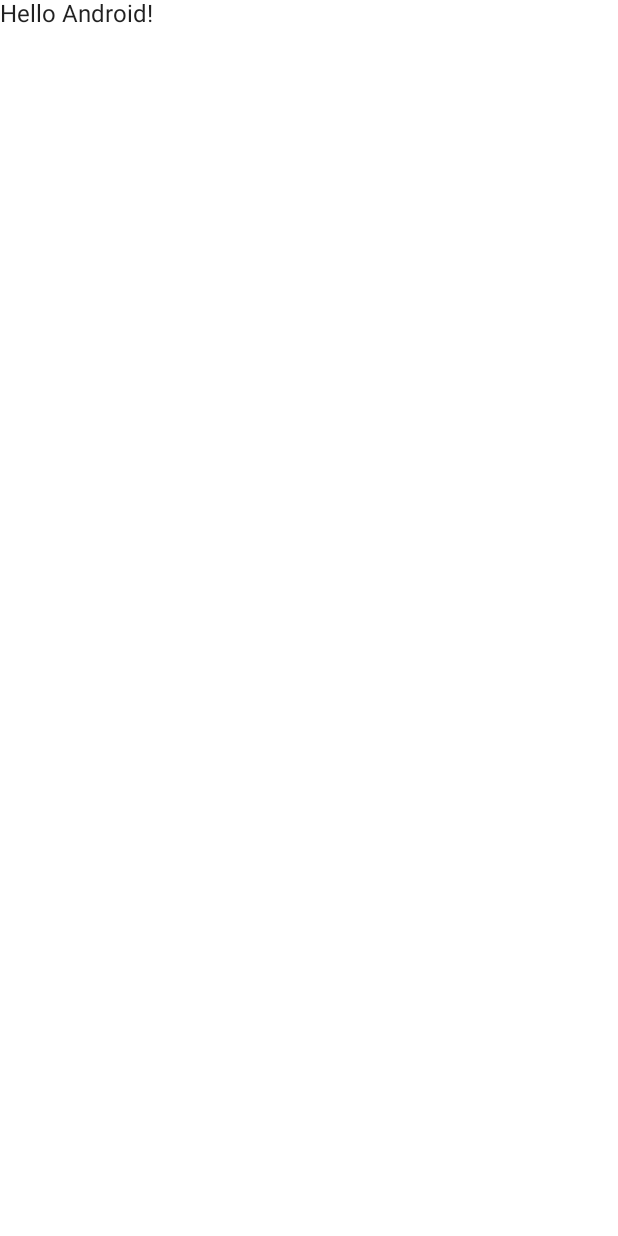
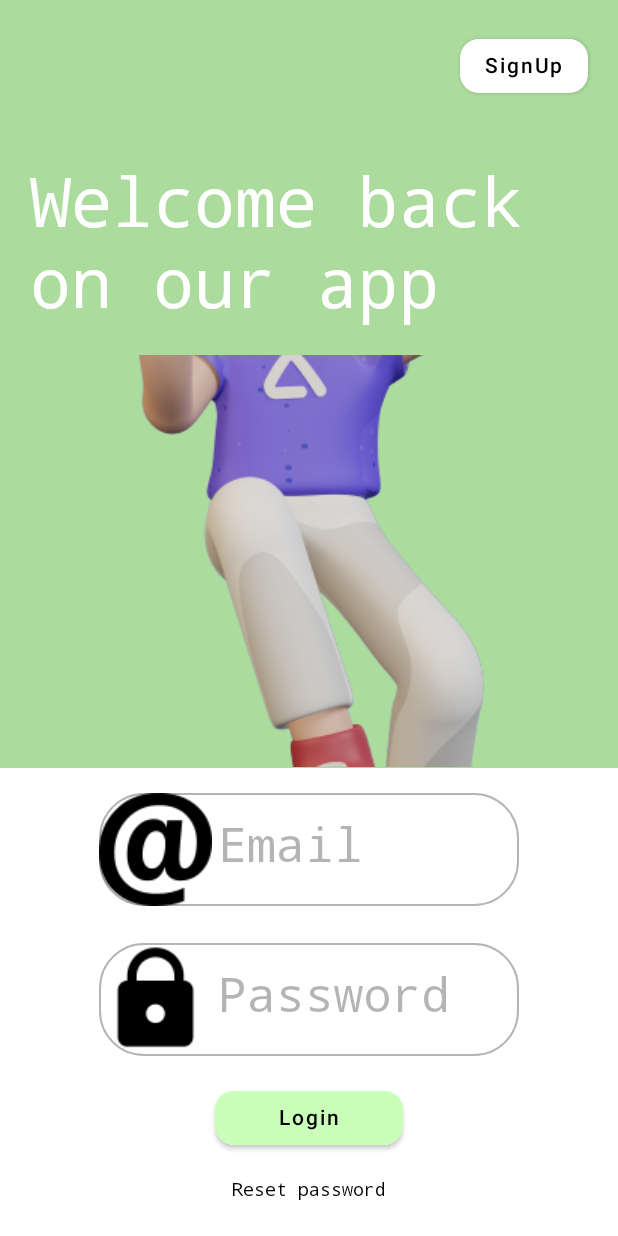
Before and after one commit to ledoux25/TCHAFA_KOTLIN, an Android app built with Jetpack Compose: the screen it shows after launch (MainActivity), on a phone screen of 412 x 824 dp. Before the commit the screen is almost empty. Run offline under Robolectric (Android 15) with nearby library versions, the phone set to English and light mode, and no system bars.

Commit message:
Login and SignUp Screens

```diff
--- a/app/build.gradle
+++ b/app/build.gradle
@@ -60,4 +60,9 @@ dependencies {
     androidTestImplementation "androidx.compose.ui:ui-test-junit4:$compose_ui_version"
     debugImplementation "androidx.compose.ui:ui-tooling:$compose_ui_version"
     debugImplementation "androidx.compose.ui:ui-test-manifest:$compose_ui_version"
+
+
+    def nav_version = "2.5.3"
+
+    implementation("androidx.navigation:navigation-compose:$nav_version")
 }
--- a/app/src/main/AndroidManifest.xml
+++ b/app/src/main/AndroidManifest.xml
@@ -13,6 +13,7 @@
         tools:targetApi="31">
         <activity
             android:name=".MainActivity"
+            android:windowSoftInputMode="adjustResize"
             android:exported="true"
             android:label="@string/app_name"
             android:theme="@style/Theme.TCHAFA">
--- a/app/src/main/java/com/example/tchafa/MainActivity.kt
+++ b/app/src/main/java/com/example/tchafa/MainActivity.kt
@@ -1,28 +1,46 @@
 package com.example.tchafa
 
 import android.os.Bundle
+import android.view.WindowManager
 import androidx.activity.ComponentActivity
 import androidx.activity.compose.setContent
 import androidx.compose.foundation.layout.fillMaxSize
+import androidx.compose.foundation.rememberScrollState
+import androidx.compose.foundation.verticalScroll
 import androidx.compose.material.MaterialTheme
 import androidx.compose.material.Surface
 import androidx.compose.material.Text
 import androidx.compose.runtime.Composable
+import androidx.compose.runtime.LaunchedEffect
 import androidx.compose.ui.Modifier
 import androidx.compose.ui.tooling.preview.Preview
+import com.example.tchafa.components.rememberImeState
+import com.example.tchafa.start.LoginScreen
+import com.example.tchafa.start.SignupScreen
 import com.example.tchafa.ui.theme.TCHAFATheme
 
 class MainActivity : ComponentActivity() {
     override fun onCreate(savedInstanceState: Bundle?) {
         super.onCreate(savedInstanceState)
+
         setContent {
             TCHAFATheme {
+                val imeState = rememberImeState()
+                val scrollState = rememberScrollState()
+
+                LaunchedEffect(key1 = imeState.value){
+                    if(imeState.value){
+                        scrollState.scrollTo(scrollState.maxValue)
+                    }
+                }
                 // A surface container using the 'background' color from the theme
                 Surface(
-                    modifier = Modifier.fillMaxSize(),
+                    modifier = Modifier
+                        .fillMaxSize()
+                        .verticalScroll(scrollState),
                     color = MaterialTheme.colors.background
                 ) {
-                    Greeting("Android")
+                    LoginScreen()
                 }
             }
         }
@@ -38,6 +56,6 @@ fun Greeting(name: String) {
 @Composable
 fun DefaultPreview() {
     TCHAFATheme {
-        Greeting("Android")
+        LoginScreen()
     }
 }
--- /dev/null
+++ b/app/src/main/java/com/example/tchafa/components/imeListener.kt
@@ -0,0 +1,30 @@
+package com.example.tchafa.components
+
+import android.view.ViewTreeObserver
+import android.view.WindowInsets
+import androidx.compose.runtime.*
+import androidx.compose.ui.platform.LocalView
+import androidx.core.view.ViewCompat
+import androidx.core.view.WindowInsetsCompat
+
+@Composable
+fun rememberImeState(): State<Boolean> {
+    val imeState = remember {
+        mutableStateOf(false)
+    }
+
+    val view = LocalView.current
+    DisposableEffect(view){
+        val listener = ViewTreeObserver.OnGlobalLayoutListener {
+            val isKeyboardOpen =  ViewCompat.getRootWindowInsets(view)
+                ?.isVisible(WindowInsetsCompat.Type.ime()) ?: true
+            imeState.value = isKeyboardOpen
+        }
+
+        view.viewTreeObserver.addOnGlobalLayoutListener(listener)
+        onDispose {
+            view.viewTreeObserver.removeOnGlobalLayoutListener(listener)
+        }
+    }
+    return imeState
+}
--- /dev/null
+++ b/app/src/main/java/com/example/tchafa/start/Login.kt
@@ -0,0 +1,145 @@
+package com.example.tchafa.start
+
+
+import android.media.Image
+import androidx.compose.foundation.*
+import androidx.compose.foundation.layout.*
+import androidx.compose.foundation.lazy.LazyColumn
+import androidx.compose.foundation.shape.RoundedCornerShape
+import androidx.compose.material.*
+import androidx.compose.runtime.*
+import androidx.compose.ui.Alignment
+import androidx.compose.ui.Modifier
+import androidx.compose.ui.graphics.Color
+import androidx.compose.ui.layout.ContentScale
+import androidx.compose.ui.platform.LocalConfiguration
+import androidx.compose.ui.res.painterResource
+import androidx.compose.ui.text.TextStyle
+import androidx.compose.ui.text.font.FontFamily
+import androidx.compose.ui.text.font.FontWeight
+import androidx.compose.ui.tooling.preview.Preview
+import androidx.compose.ui.unit.dp
+import androidx.compose.ui.unit.sp
+import com.example.tchafa.R
+import com.example.tchafa.components.rememberImeState
+import com.example.tchafa.ui.theme.*
+
+@Composable
+fun LoginScreen()
+{
+    val imeState = rememberImeState()
+    val scrollState = rememberScrollState()
+
+    LaunchedEffect(key1 = imeState.value){
+        if(imeState.value){
+            scrollState.scrollTo(scrollState.maxValue)
+        }
+    }
+
+    val configuration = LocalConfiguration.current
+
+    val screenHeight = configuration.screenHeightDp.dp
+    val screenWidth = configuration.screenWidthDp.dp
+   Column(
+        modifier = Modifier
+            .fillMaxSize()
+            .background(color = BackgroundGreen),
+        verticalArrangement = Arrangement.SpaceBetween,
+    ){
+        Row(
+            Modifier.fillMaxWidth(),
+            horizontalArrangement = Arrangement.End
+        ){
+            Button(
+                onClick = {},
+                colors = ButtonDefaults.buttonColors(backgroundColor = White),
+                shape = RoundedCornerShape(35),
+                modifier = Modifier
+                    .width(125.dp)
+                    .padding(20.dp)
+            ) {
+                Text(text = "SignUp", color = Color.Black)
+            }
+        }
+        Box(modifier = Modifier.fillMaxWidth() ){
+            Text(text = "Welcome back on our app",
+                fontWeight = FontWeight.Medium,
+                fontFamily = FontFamily.Monospace,
+                fontSize = 46.sp,
+                color = White,
+                modifier = Modifier.padding(20.dp)
+            )
+        }
+        Row(Modifier.fillMaxWidth(), horizontalArrangement = Arrangement.End) {
+            Image(
+                painter = painterResource(id = R.drawable.login),
+                contentDescription = "",
+                contentScale = ContentScale.Crop,
+                modifier = Modifier.height(screenHeight / 3))
+        }
+        Column(
+            Modifier
+                .background(White)
+                .fillMaxWidth()
+                .height(screenHeight - (screenHeight / 2) - 100.dp),
+            verticalArrangement = Arrangement.SpaceAround,
+            horizontalAlignment = Alignment.CenterHorizontally
+        ){
+            var email by remember {
+                mutableStateOf("")
+            }
+            var password by remember {
+                mutableStateOf("")
+            }
+            OutlinedTextField(
+                value = email,
+                onValueChange = { newText ->
+                    email = newText
+                },
+                shape = RoundedCornerShape(30.dp),
+                label = { Text(text = "Email", color = LightBlack) },
+                leadingIcon = { androidx.compose.foundation.Image(
+                    painter = painterResource(id = R.drawable.email),
+                    contentDescription = "Email adrees"
+                )},
+                textStyle = TextStyle(color = Color.Black, fontSize = 22.sp, fontFamily = FontFamily.Monospace),
+                colors = TextFieldDefaults.outlinedTextFieldColors(
+                    focusedBorderColor = ComponentGreen,
+                    unfocusedBorderColor = LightBlack)
+            )
+            OutlinedTextField(
+                value = password,
+                onValueChange = { newText ->
+                    password = newText
+                },
+                leadingIcon ={androidx.compose.foundation.Image(
+                    painter = painterResource(id = R.drawable.password), contentDescription = "PassWord")},
+                shape = RoundedCornerShape(30.dp),
+                label = { Text(text = "Password", color = LightBlack) },
+                textStyle = TextStyle(color = Color.Black, fontSize = 22.sp, fontFamily = FontFamily.Monospace),
+                colors = TextFieldDefaults.outlinedTextFieldColors(
+                    focusedBorderColor = ComponentGreen,
+                    unfocusedBorderColor = LightBlack)
+            )
+            Button(
+                onClick = {},
+                colors = ButtonDefaults.buttonColors(backgroundColor = ComponentGreen),
+                shape = RoundedCornerShape(35),
+                modifier = Modifier.width(125.dp)
+            ) {
+                Text(text = "Login", color = Color.Black)
+            }
+            Text(text = "Reset password",color = Color.Black, fontSize = 12.sp, fontFamily = FontFamily.Monospace,
+            modifier = Modifier.padding(bottom = 15.dp))
+        }
+
+    }
+}
+
+
+
+@Preview(showBackground = true)
+@Composable
+fun LoginPreview() {
+        LoginScreen()
+}
--- a/app/src/main/java/com/example/tchafa/ui/theme/Color.kt
+++ b/app/src/main/java/com/example/tchafa/ui/theme/Color.kt
@@ -1,8 +1,18 @@
 package com.example.tchafa.ui.theme
 
+import android.hardware.lights.Light
 import androidx.compose.ui.graphics.Color
+import androidx.core.view.KeyEventDispatcher.Component
 
 val Purple200 = Color(0xFFBB86FC)
 val Purple500 = Color(0xFF6200EE)
 val Purple700 = Color(0xFF3700B3)
 val Teal200 = Color(0xFF03DAC5)
+
+//Our Color Pallete
+val BackgroundGreen = Color(0xFFACDC9D )
+val ComponentGreen = Color(0xFFCAFFBA )
+val White = Color(0xFFFFFFFF)
+val Light = Color(0xFFEFF2EE)
+val LightGray = Color(0xFFF0F0F0)
+val LightBlack = Color(0x4B000000)
--- a/app/src/main/java/com/example/tchafa/ui/theme/Type.kt
+++ b/app/src/main/java/com/example/tchafa/ui/theme/Type.kt
@@ -12,6 +12,11 @@ val Typography = Typography(
         fontFamily = FontFamily.Default,
         fontWeight = FontWeight.Normal,
         fontSize = 16.sp
+    ),
+    subtitle1 = TextStyle(
+        fontFamily = FontFamily.Monospace,
+        fontWeight = FontWeight.Medium,
+        fontSize = 32.sp
     )
     /* Other default text styles to override
     button = TextStyle(
```
Also changed, not shown: app/src/main/java/com/example/tchafa/components/Button.kt (added, +23 -0 lines), app/src/main/java/com/example/tchafa/start/Signup.kt (added, +160 -0 lines), app/src/main/res/drawable/email.png (added), app/src/main/res/drawable/login.png (added), app/src/main/res/drawable/password.png (added), app/src/main/res/drawable/person.png (added), app/src/main/res/drawable/signup.png (added).
